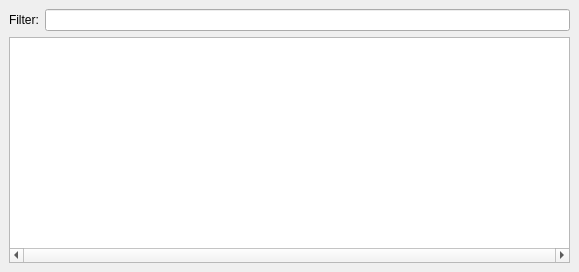
Above: InformationWidget.ui from cetic/foren6-gui-qt before the change. Below: the same form after it.
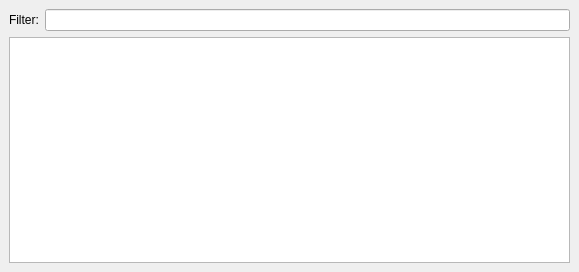
That is the form after the change.

Commit message: Adjust Packet and Information Window width based on content and revert 'always on' hscrollbars

What changed in the file:
```diff
--- a/InformationWidget.ui
+++ b/InformationWidget.ui
@@ -31,7 +31,10 @@
     <item row="1" column="0" colspan="2">
      <widget class="QTableView" name="messageTable">
       <property name="horizontalScrollBarPolicy">
-       <enum>Qt::ScrollBarAlwaysOn</enum>
+       <enum>Qt::ScrollBarAsNeeded</enum>
+      </property>
+      <property name="autoScroll">
+       <bool>false</bool>
       </property>
       <property name="showDropIndicator" stdset="0">
        <bool>false</bool>
```
The commit also changes 3 other files.
